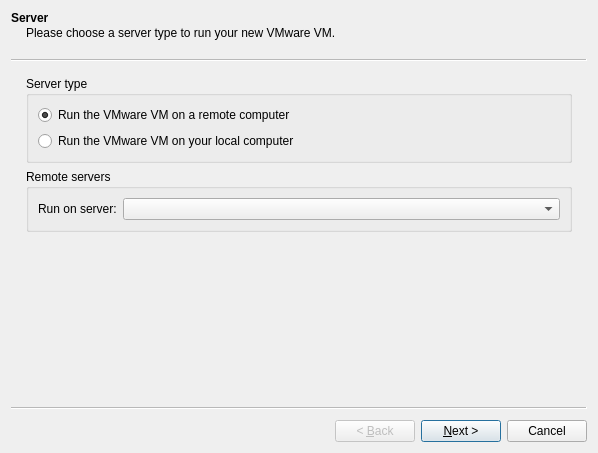
Before: the Qt Designer form gns3/modules/vmware/ui/vmware_vm_wizard.ui in GNS3/gns3-gui, drawn with Qt 5.
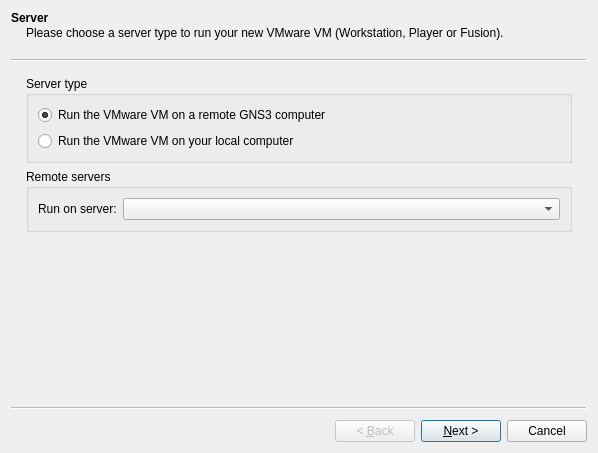
After: the same form once the commit is applied.

Commit message:
Make more clear that VMware VM are not ESXi
Fix #1420

```diff
--- a/gns3/modules/vmware/ui/vmware_vm_wizard.ui
+++ b/gns3/modules/vmware/ui/vmware_vm_wizard.ui
@@ -21,7 +21,7 @@
     <string>Server</string>
    </property>
    <property name="subTitle">
-    <string>Please choose a server type to run your new VMware VM.</string>
+    <string>Please choose a server type to run your new VMware VM (Workstation, Player or Fusion).</string>
    </property>
    <layout class="QGridLayout" name="gridLayout_2">
     <item row="0" column="0">
@@ -33,7 +33,7 @@
        <item>
         <widget class="QRadioButton" name="uiRemoteRadioButton">
          <property name="text">
-          <string>Run the VMware VM on a remote computer</string>
+          <string>Run the VMware VM on a remote GNS3 computer</string>
          </property>
          <property name="checked">
           <bool>true</bool>
```
The commit also changes 1 other file.
